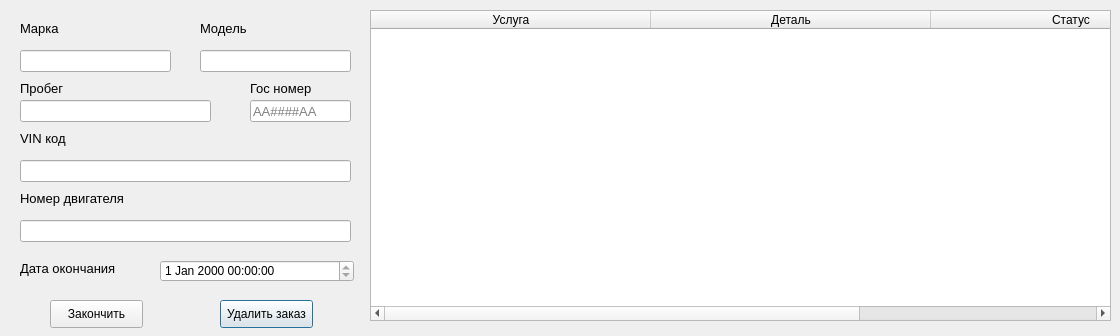
Qt form ui/order_status.ui (Tr0ub1e/Izbushka) before a commit.
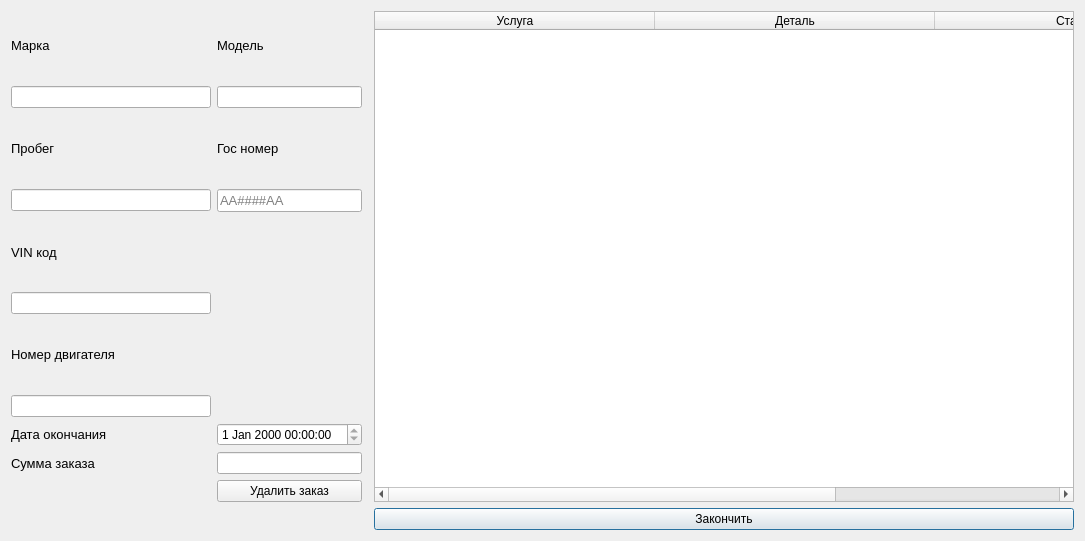
The same form after that commit.

Patch:
```diff
--- a/ui/order_status.ui
+++ b/ui/order_status.ui
@@ -6,58 +6,34 @@
    <rect>
     <x>0</x>
     <y>0</y>
-    <width>1120</width>
-    <height>336</height>
+    <width>1070</width>
+    <height>541</height>
    </rect>
   </property>
   <property name="windowTitle">
    <string>Статус заказа</string>
   </property>
-  <widget class="QLabel" name="label_13">
-   <property name="geometry">
-    <rect>
-     <x>20</x>
-     <y>80</y>
-     <width>121</width>
-     <height>16</height>
-    </rect>
-   </property>
-   <property name="font">
-    <font>
-     <pointsize>10</pointsize>
-    </font>
-   </property>
-   <property name="text">
-    <string>Пробег</string>
-   </property>
-  </widget>
-  <widget class="QLineEdit" name="milliageEdit">
-   <property name="geometry">
-    <rect>
-     <x>20</x>
-     <y>100</y>
-     <width>191</width>
-     <height>22</height>
-    </rect>
-   </property>
-   <property name="inputMethodHints">
-    <set>Qt::ImhNone</set>
-   </property>
-   <property name="maxLength">
-    <number>1000000</number>
+  <layout class="QGridLayout" name="gridLayout">
+   <item row="5" column="0">
+    <widget class="QLineEdit" name="vincodeEdit">
+     <property name="minimumSize">
+      <size>
+       <width>200</width>
+       <height>0</height>
+      </size>
    </property>
    <property name="readOnly">
     <bool>true</bool>
    </property>
   </widget>
+   </item>
+   <item row="0" column="0">
   <widget class="QLabel" name="label">
-   <property name="geometry">
-    <rect>
-     <x>20</x>
-     <y>20</y>
-     <width>55</width>
-     <height>16</height>
-    </rect>
+     <property name="maximumSize">
+      <size>
+       <width>200</width>
+       <height>16777215</height>
+      </size>
    </property>
    <property name="font">
     <font>
@@ -68,81 +44,32 @@
     <string>Марка</string>
    </property>
   </widget>
-  <widget class="QLabel" name="label_14">
-   <property name="geometry">
-    <rect>
-     <x>20</x>
-     <y>190</y>
-     <width>171</width>
-     <height>16</height>
-    </rect>
-   </property>
+   </item>
+   <item row="4" column="0">
+    <widget class="QLabel" name="label_12">
    <property name="font">
     <font>
      <pointsize>10</pointsize>
     </font>
    </property>
    <property name="text">
-    <string>Номер двигателя</string>
-   </property>
-  </widget>
-  <widget class="QLabel" name="label_2">
-   <property name="geometry">
-    <rect>
-     <x>200</x>
-     <y>20</y>
-     <width>61</width>
-     <height>16</height>
-    </rect>
-   </property>
-   <property name="font">
-    <font>
-     <pointsize>10</pointsize>
-    </font>
-   </property>
-   <property name="text">
-    <string>Модель</string>
-   </property>
-  </widget>
-  <widget class="QLabel" name="label_6">
-   <property name="geometry">
-    <rect>
-     <x>250</x>
-     <y>80</y>
-     <width>91</width>
-     <height>16</height>
-    </rect>
-   </property>
-   <property name="font">
-    <font>
-     <pointsize>10</pointsize>
-    </font>
-   </property>
-   <property name="text">
-    <string>Гос номер</string>
-   </property>
-  </widget>
-  <widget class="QLineEdit" name="vincodeEdit">
-   <property name="geometry">
-    <rect>
-     <x>20</x>
-     <y>160</y>
-     <width>331</width>
-     <height>22</height>
-    </rect>
-   </property>
-   <property name="readOnly">
-    <bool>true</bool>
-   </property>
-  </widget>
+      <string>VIN код</string>
+     </property>
+    </widget>
+   </item>
+   <item row="3" column="2">
   <widget class="QLineEdit" name="numberEdit">
-   <property name="geometry">
-    <rect>
-     <x>250</x>
-     <y>100</y>
-     <width>101</width>
-     <height>22</height>
-    </rect>
+     <property name="minimumSize">
+      <size>
+       <width>100</width>
+       <height>0</height>
+      </size>
+     </property>
+     <property name="maximumSize">
+      <size>
+       <width>16777215</width>
+       <height>16777215</height>
+      </size>
    </property>
    <property name="font">
     <font>
@@ -159,45 +86,69 @@
     <string>AA####AA</string>
    </property>
   </widget>
-  <widget class="QLineEdit" name="engineEdit">
-   <property name="geometry">
-    <rect>
-     <x>20</x>
-     <y>220</y>
-     <width>331</width>
-     <height>22</height>
-    </rect>
+   </item>
+   <item row="0" column="2" colspan="2">
+    <widget class="QLabel" name="label_2">
+     <property name="maximumSize">
+      <size>
+       <width>200</width>
+       <height>16777215</height>
+      </size>
+     </property>
+     <property name="font">
+      <font>
+       <pointsize>10</pointsize>
+      </font>
+     </property>
+     <property name="text">
+      <string>Модель</string>
+     </property>
+    </widget>
+   </item>
+   <item row="2" column="2">
+    <widget class="QLabel" name="label_6">
+     <property name="font">
+      <font>
+       <pointsize>10</pointsize>
+      </font>
+     </property>
+     <property name="text">
+      <string>Гос номер</string>
+     </property>
+    </widget>
+   </item>
+   <item row="3" column="0">
+    <widget class="QLineEdit" name="milliageEdit">
+     <property name="minimumSize">
+      <size>
+       <width>200</width>
+       <height>0</height>
+      </size>
+     </property>
+     <property name="maximumSize">
+      <size>
+       <width>16777215</width>
+       <height>16777215</height>
+      </size>
+     </property>
+     <property name="inputMethodHints">
+      <set>Qt::ImhNone</set>
+     </property>
+     <property name="maxLength">
+      <number>1000000</number>
    </property>
    <property name="readOnly">
     <bool>true</bool>
    </property>
   </widget>
-  <widget class="QLabel" name="label_12">
-   <property name="geometry">
-    <rect>
-     <x>20</x>
-     <y>130</y>
-     <width>131</width>
-     <height>16</height>
-    </rect>
-   </property>
-   <property name="font">
-    <font>
-     <pointsize>10</pointsize>
-    </font>
-   </property>
-   <property name="text">
-    <string>VIN код</string>
-   </property>
-  </widget>
+   </item>
+   <item row="1" column="0">
   <widget class="QLineEdit" name="markEdit">
-   <property name="geometry">
-    <rect>
-     <x>20</x>
-     <y>50</y>
-     <width>151</width>
-     <height>22</height>
-    </rect>
+     <property name="maximumSize">
+      <size>
+       <width>200</width>
+       <height>16777215</height>
+      </size>
    </property>
    <property name="inputMethodHints">
     <set>Qt::ImhNone</set>
@@ -209,14 +160,26 @@
     <bool>true</bool>
    </property>
   </widget>
+   </item>
+   <item row="2" column="0">
+    <widget class="QLabel" name="label_13">
+     <property name="font">
+      <font>
+       <pointsize>10</pointsize>
+      </font>
+     </property>
+     <property name="text">
+      <string>Пробег</string>
+     </property>
+    </widget>
+   </item>
+   <item row="1" column="2">
   <widget class="QLineEdit" name="modelEdit">
-   <property name="geometry">
-    <rect>
-     <x>200</x>
-     <y>50</y>
-     <width>151</width>
-     <height>22</height>
-    </rect>
+     <property name="maximumSize">
+      <size>
+       <width>200</width>
+       <height>16777215</height>
+      </size>
    </property>
    <property name="inputMethodHints">
     <set>Qt::ImhNone</set>
@@ -228,14 +191,71 @@
     <bool>true</bool>
    </property>
   </widget>
+   </item>
+   <item row="6" column="0">
+    <widget class="QLabel" name="label_14">
+     <property name="font">
+      <font>
+       <pointsize>10</pointsize>
+      </font>
+     </property>
+     <property name="text">
+      <string>Номер двигателя</string>
+     </property>
+    </widget>
+   </item>
+   <item row="7" column="0">
+    <widget class="QLineEdit" name="engineEdit">
+     <property name="readOnly">
+      <bool>true</bool>
+     </property>
+    </widget>
+   </item>
+   <item row="8" column="0">
+    <widget class="QLabel" name="label_3">
+     <property name="font">
+      <font>
+       <pointsize>10</pointsize>
+      </font>
+     </property>
+     <property name="text">
+      <string>Дата окончания</string>
+     </property>
+    </widget>
+   </item>
+   <item row="8" column="2">
+    <widget class="QDateTimeEdit" name="dateTimeEdit">
+     <property name="readOnly">
+      <bool>true</bool>
+     </property>
+    </widget>
+   </item>
+   <item row="9" column="0">
+    <widget class="QLabel" name="label_7">
+     <property name="font">
+      <font>
+       <pointsize>10</pointsize>
+      </font>
+     </property>
+     <property name="text">
+      <string>Сумма заказа</string>
+     </property>
+    </widget>
+   </item>
+   <item row="9" column="2">
+    <widget class="QLineEdit" name="sumZEdit">
+     <property name="readOnly">
+      <bool>true</bool>
+     </property>
+    </widget>
+   </item>
+   <item row="0" column="5" rowspan="11">
   <widget class="QTableWidget" name="chosedUsluga">
-   <property name="geometry">
-    <rect>
-     <x>370</x>
-     <y>10</y>
-     <width>741</width>
-     <height>311</height>
-    </rect>
+     <property name="minimumSize">
+      <size>
+       <width>700</width>
+       <height>0</height>
+      </size>
    </property>
    <property name="editTriggers">
     <set>QAbstractItemView::NoEditTriggers</set>
@@ -268,46 +288,16 @@
     </property>
    </column>
   </widget>
-  <widget class="QLabel" name="label_3">
-   <property name="geometry">
-    <rect>
-     <x>20</x>
-     <y>260</y>
-     <width>131</width>
-     <height>16</height>
-    </rect>
-   </property>
-   <property name="font">
-    <font>
-     <pointsize>10</pointsize>
-    </font>
-   </property>
+   </item>
+   <item row="11" column="5">
+    <widget class="QPushButton" name="finishZak">
    <property name="text">
-    <string>Дата окончания</string>
-   </property>
-  </widget>
-  <widget class="QDateTimeEdit" name="dateTimeEdit">
-   <property name="geometry">
-    <rect>
-     <x>160</x>
-     <y>260</y>
-     <width>194</width>
-     <height>22</height>
-    </rect>
-   </property>
-   <property name="readOnly">
-    <bool>true</bool>
-   </property>
-  </widget>
+      <string>Закончить</string>
+     </property>
+    </widget>
+   </item>
+   <item row="10" column="2">
   <widget class="QPushButton" name="delZakaz">
-   <property name="geometry">
-    <rect>
-     <x>220</x>
-     <y>300</y>
-     <width>93</width>
-     <height>28</height>
-    </rect>
-   </property>
    <property name="text">
     <string>Удалить заказ</string>
    </property>
@@ -321,19 +311,8 @@
     <bool>false</bool>
    </property>
   </widget>
-  <widget class="QPushButton" name="finishZak">
-   <property name="geometry">
-    <rect>
-     <x>50</x>
-     <y>300</y>
-     <width>93</width>
-     <height>28</height>
-    </rect>
-   </property>
-   <property name="text">
-    <string>Закончить</string>
-   </property>
-  </widget>
+   </item>
+  </layout>
  </widget>
  <resources/>
  <connections/>
```
Lines whose indentation alone changed are shown as unchanged.
